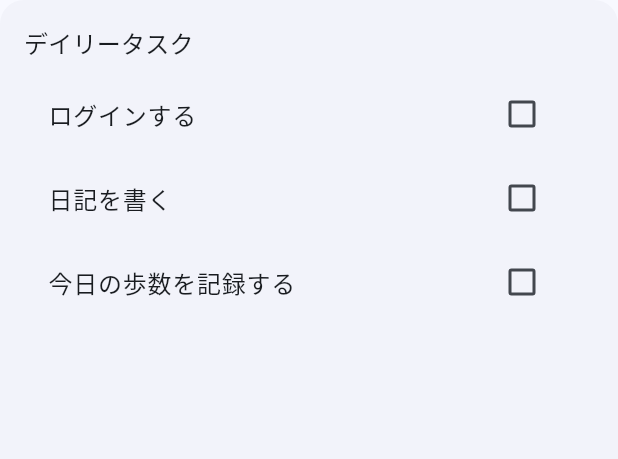
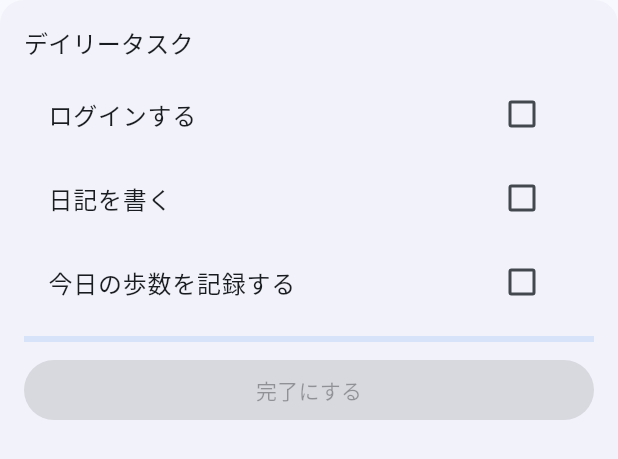
Before and after one commit to Chika0221/Sweep, a Flutter app: the DailyTaskPlate widget shown alone on an empty page, opened directly, on a phone screen of 412 x 824 dp. Shown: the top 459 px of the screen. Run offline on Flutter 3.47's test engine with Material 3 defaults, Android fonts, the phone set to English and light mode, and no system bars; our stand-ins replace camera, cloud_firestore, firebase_auth, firebase_core, firebase_storage, flutter_hooks and 11 more; missing offline and left inert: flutter_map_animations, sign_button; accounts and stored records are empty; generated files the repository leaves out were written again; network calls fail; Roboto replaces fonts that are missing (Zen_Maru_Gothic).

Commit message:
feat: プロフィールクラスに新しいフィールドを追加し、ホームページの構成を改善

```diff
--- a/lib/classes/profile.dart
+++ b/lib/classes/profile.dart
@@ -7,11 +7,17 @@ part 'profile.g.dart';
 @freezed
 class Profile with _$Profile {
   const factory Profile({
+    // ユーザー名
     required String displayName,
+    // 写真のURL
     required String photoURL,
+    // UID
     required String uid,
+    // 今の保持ポイント
     required int point,
+    // 連続記録
     required int continuousCount,
+    // 今週の取得ポイント
     required int cumulativePoint,
   }) = _Profile;
 
--- a/lib/pages/home_page/daily_task_plate.dart
+++ b/lib/pages/home_page/daily_task_plate.dart
@@ -4,6 +4,9 @@ import 'package:flutter/material.dart';
 // Package imports:
 import 'package:flutter_hooks/flutter_hooks.dart';
 import 'package:hooks_riverpod/hooks_riverpod.dart';
+
+// Project imports:
+import 'package:sweep/pages/home_page/plate_magin.dart';
 
 class DailyTaskPlate extends HookConsumerWidget {
   const DailyTaskPlate({super.key});
@@ -19,12 +22,7 @@ class DailyTaskPlate extends HookConsumerWidget {
     // Placeholder for checkbox states
     final checkboxStates = useState(List.generate(tasks.length, (_) => false));
 
-    return Container(
-      padding: const EdgeInsets.all(16.0),
-      decoration: BoxDecoration(
-        borderRadius: BorderRadius.circular(16),
-        color: Theme.of(context).colorScheme.surfaceContainerLow,
-      ),
+    return PlateMagin(
       child: Column(
         crossAxisAlignment: CrossAxisAlignment.start,
         children: [
@@ -35,7 +33,8 @@ class DailyTaskPlate extends HookConsumerWidget {
           const SizedBox(height: 8),
           ListView.builder(
             shrinkWrap: true, // Important to prevent unbounded height
-            physics: const NeverScrollableScrollPhysics(), // Disable scrolling for the ListView
+            physics:
+                const NeverScrollableScrollPhysics(), // Disable scrolling for the ListView
             itemCount: tasks.length,
             itemBuilder: (context, index) {
               return ListTile(
@@ -53,6 +52,27 @@ class DailyTaskPlate extends HookConsumerWidget {
               );
             },
           ),
+          SizedBox(
+            height: 8,
+          ),
+          LinearProgressIndicator(
+            value: checkboxStates.value.where((isChecked) => isChecked).length /
+                tasks.length,
+          ),
+          SizedBox(
+            height: 8,
+          ),
+          SizedBox(
+            width: double.infinity,
+            child: FilledButton(
+              onPressed:
+                  ((checkboxStates.value.where((element) => element).length) ==
+                          tasks.length)
+                      ? () {}
+                      : null,
+              child: Text("完了にする"),
+            ),
+          ),
         ],
       ),
     );
--- a/lib/pages/home_page/home_page.dart
+++ b/lib/pages/home_page/home_page.dart
@@ -10,7 +10,6 @@ import 'package:wave/wave.dart';
 import 'package:sweep/pages/home_page/continuous_login_plate.dart';
 import 'package:sweep/pages/home_page/daily_task_plate.dart';
 import 'package:sweep/pages/home_page/diary_plate.dart';
-import 'package:sweep/pages/home_page/history_plate.dart';
 import 'package:sweep/pages/home_page/name_plate.dart';
 import 'package:sweep/pages/home_page/point_plate.dart';
 import 'package:sweep/pages/home_page/weekly_task_plate.dart';
@@ -34,9 +33,9 @@ class HomePage extends HookConsumerWidget {
                   SizedBox(height: 16),
                   ContinuousLoginPlate(),
                   SizedBox(height: 16),
+                  DailyTaskPlate(),
+                  SizedBox(height: 16),
                   WeeklyTaskPlate(),
-                  SizedBox(height: 16),
-                  DailyTaskPlate(),
                   SizedBox(height: 16),
                 ],
               ),
--- /dev/null
+++ b/lib/pages/home_page/plate_magin.dart
@@ -0,0 +1,24 @@
+// Flutter imports:
+import 'package:flutter/material.dart';
+
+// Package imports:
+import 'package:hooks_riverpod/hooks_riverpod.dart';
+
+class PlateMagin extends HookConsumerWidget {
+  const PlateMagin({super.key, required this.child});
+
+  final Widget child;
+
+  @override
+  Widget build(BuildContext context, WidgetRef ref) {
+    return Container(
+      width: double.infinity,
+      decoration: BoxDecoration(
+        borderRadius: BorderRadius.circular(16),
+        color: Theme.of(context).colorScheme.surfaceContainerLow,
+      ),
+      padding: EdgeInsets.all(16),
+      child: child,
+    );
+  }
+}
```
Also changed, not shown: lib/pages/home_page.dart (deleted, +0 -51 lines), lib/pages/home_page/continuous_login_plate.dart (+13 -22 lines), lib/pages/home_page/diary_plate.dart (+3 -7 lines), lib/pages/home_page/history_plate.dart (deleted, +0 -37 lines), lib/pages/home_page/mile_box.dart (deleted, +0 -49 lines), lib/pages/home_page/week_Indicator.dart (deleted, +0 -62 lines), lib/pages/home_page/weekly_task_plate.dart (+6 -7 lines), 4 other files.
